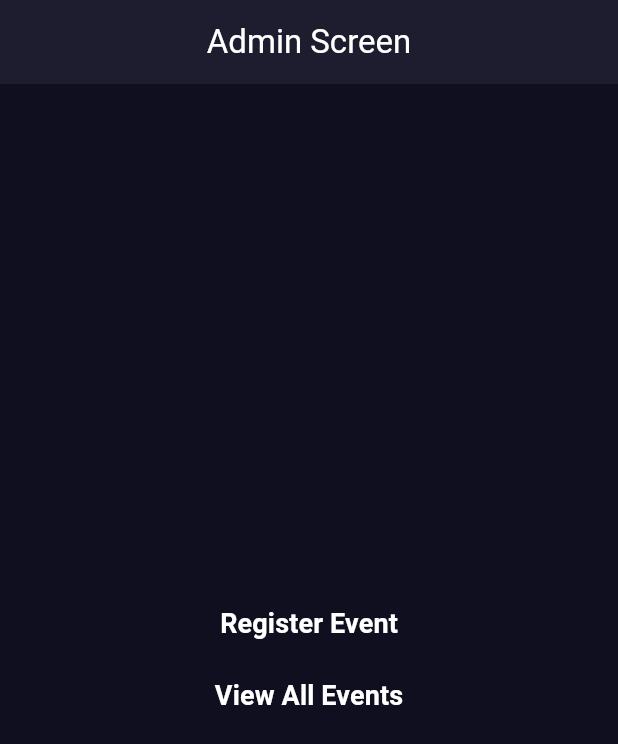
After one commit to Jaytodawat/event-judging-app, a Flutter app: the screen it shows after launch, on a phone screen of 412 x 824 dp. The commit adds this screen. Shown: the top 744 px of the screen. Run offline on Flutter 3.47's test engine with Material 3 defaults, Android fonts, the phone set to English and light mode, and no system bars.

Commit message:
Admin screens created and admin class created

```diff
--- a/lib/constants.dart
+++ b/lib/constants.dart
@@ -10,5 +10,10 @@ TextStyle kSubTextStyle1 = const TextStyle(
   fontWeight: FontWeight.w500,
 );
 
+TextStyle kButtonStyle = const TextStyle(
+  fontWeight: FontWeight.bold,
+  color: Colors.white,
+  fontSize: 18
+);
 
 Color kFaintWhite = Colors.white60;
--- /dev/null
+++ b/lib/features/domain/entities/Admin.dart
@@ -0,0 +1,5 @@
+class Admin{
+  late String email;
+  late String name;
+  late String password;
+}
--- a/lib/features/domain/entities/Event.dart
+++ b/lib/features/domain/entities/Event.dart
@@ -5,6 +5,7 @@ class Event{
   String name;
   List<String> parameterList;
   List<Team> teams;
+  // List<Judge> judges;
 
   Event(this.id, this.name, this.parameterList, this.teams);
 }
--- /dev/null
+++ b/lib/features/presentation/screens/AdminHomeScreen.dart
@@ -0,0 +1,34 @@
+import 'package:flutter/material.dart';
+import 'package:judge_assist_app/constants.dart';
+import 'package:judge_assist_app/features/presentation/screens/event_screen.dart';
+import 'package:judge_assist_app/features/presentation/screens/home_screen.dart';
+
+class AdminHomeScreen extends StatelessWidget {
+  const AdminHomeScreen({super.key});
+
+  @override
+  Widget build(BuildContext context) {
+    return Scaffold(
+        appBar: AppBar(
+          title: Text("Admin Screen",
+          style: TextStyle(
+            // color: Color(0xFFff0049)
+            color: Colors.white
+          ),
+          ),
+          centerTitle: true,
+        ),
+      body: Center(
+        child: Column(
+          mainAxisAlignment: MainAxisAlignment.center,
+          children: [
+            TextButton(onPressed: (){}, child: Text("Register Event",style: kButtonStyle,)),
+            TextButton(onPressed: (){
+              Navigator.push(context, MaterialPageRoute(builder: (context) => HomeScreen()));
+            }, child: Text("View All Events",style: kButtonStyle,),)
+          ],
+        ),
+      ),
+    );
+  }
+}
--- a/lib/features/presentation/screens/home_screen.dart
+++ b/lib/features/presentation/screens/home_screen.dart
@@ -14,14 +14,12 @@ class HomeScreen extends StatelessWidget {
     final List<Event> eventList = Provider.of<EventListModel>(context).events;
     return SafeArea(
       child: Scaffold(
-        backgroundColor: Colors.white,
         appBar: AppBar(
           title: const Text(
             'Events',
             style: TextStyle(color: Colors.white),
           ),
           centerTitle: true,
-          backgroundColor: Colors.black,
         ),
         body: Container(
           padding: const EdgeInsets.symmetric(horizontal: 10, vertical: 10),
--- a/lib/main.dart
+++ b/lib/main.dart
@@ -1,7 +1,13 @@
 import 'package:flutter/material.dart';
 import 'package:judge_assist_app/features/presentation/providers/event_provider.dart';
+import 'package:judge_assist_app/features/presentation/screens/create_team.dart';
+import 'package:judge_assist_app/features/presentation/screens/event_screen.dart';
 import 'package:judge_assist_app/features/presentation/screens/home_screen.dart';
 import 'package:provider/provider.dart';
+
+import 'features/presentation/screens/AdminHomeScreen.dart';
+
+
 
 void main() {
   runApp(ChangeNotifierProvider(
@@ -11,13 +17,18 @@ void main() {
 class MyApp extends StatelessWidget {
   const MyApp({super.key});
 
-  // This widget is the root of your application.
   @override
   Widget build(BuildContext context) {
-    return const MaterialApp(
+    return MaterialApp(
+      theme: ThemeData(
+        scaffoldBackgroundColor: Color(0xFF0F0F1F),
+        appBarTheme: AppBarTheme(
+          color: Color(0xFF1D1D2F),
+        )
+      ),
       debugShowCheckedModeBanner: false,
-      title: 'Flutter Demo',
-      home: HomeScreen(),
+      title: 'Judge Assist',
+      home: AdminHomeScreen(),
     );
   }
 }
```
